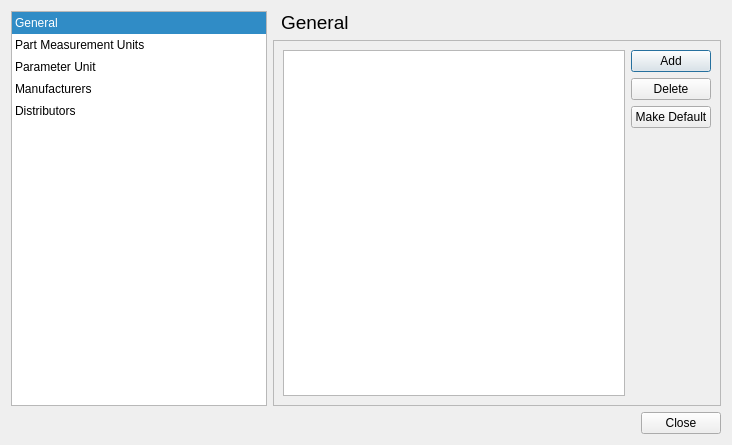
First picture: the form in src/optionsdialog.ui, repository jassuncao/myparts, before the edit.
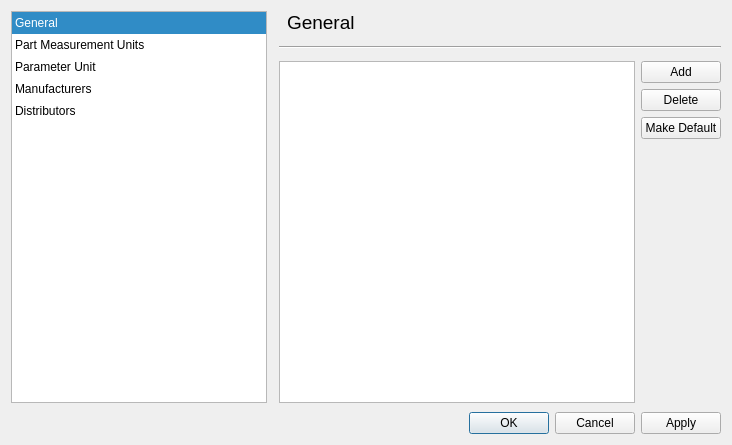
Second picture: the form after the edit. Icons and pictures are not drawn.

Commit message: * CustomTableModel can be used for tables without a association to a parent table. * Fix an issue in BooleanItemDelegate resulting in a incorrect witdh hint. BooleanItemDelegate prevents the editor from showing. * OptionsDialog can edit part units and parameter units * Adds a new item delegate class. Still incomplete.

What changed in the file:
```diff
--- a/src/optionsdialog.ui
+++ b/src/optionsdialog.ui
@@ -11,11 +11,17 @@
    </rect>
   </property>
   <property name="windowTitle">
-   <string>Dialog</string>
+   <string>Options</string>
   </property>
   <layout class="QVBoxLayout" name="verticalLayout_3">
+   <property name="spacing">
+    <number>9</number>
+   </property>
    <item>
     <layout class="QHBoxLayout" name="horizontalLayout_2">
+     <property name="spacing">
+      <number>12</number>
+     </property>
      <item>
       <widget class="QListWidget" name="pageSelectionWidget">
        <property name="sizePolicy">
@@ -119,6 +125,9 @@
            <bold>false</bold>
           </font>
          </property>
+         <property name="autoFillBackground">
+          <bool>false</bool>
+         </property>
          <property name="text">
           <string>General</string>
          </property>
@@ -127,19 +136,32 @@
          </property>
         </widget>
        </item>
+       <item>
+        <widget class="Line" name="line">
+         <property name="orientation">
+          <enum>Qt::Horizontal</enum>
+         </property>
+        </widget>
+       </item>
        <item>
         <widget class="QStackedWidget" name="stackedWidget">
-         <property name="frameShape">
-          <enum>QFrame::StyledPanel</enum>
-         </property>
-         <property name="frameShadow">
-          <enum>QFrame::Plain</enum>
-         </property>
          <property name="currentIndex">
           <number>1</number>
          </property>
          <widget class="QWidget" name="generalPage">
           <layout class="QVBoxLayout" name="verticalLayout_4">
+           <property name="leftMargin">
+            <number>0</number>
+           </property>
+           <property name="topMargin">
+            <number>0</number>
+           </property>
+           <property name="rightMargin">
+            <number>0</number>
+           </property>
+           <property name="bottomMargin">
+            <number>0</number>
+           </property>
            <item>
             <widget class="QGroupBox" name="groupBox">
              <property name="title">
@@ -210,6 +232,18 @@
          </widget>
          <widget class="QWidget" name="unitsPage">
           <layout class="QHBoxLayout" name="horizontalLayout">
+           <property name="leftMargin">
+            <number>0</number>
+           </property>
+           <property name="topMargin">
+            <number>0</number>
+           </property>
+           <property name="rightMargin">
+            <number>0</number>
+           </property>
+           <property name="bottomMargin">
+            <number>0</number>
+           </property>
            <item>
             <widget class="QTableView" name="unitsTableView">
              <property name="selectionMode">
@@ -218,6 +252,12 @@
              <property name="selectionBehavior">
               <enum>QAbstractItemView::SelectRows</enum>
              </property>
+             <attribute name="horizontalHeaderStretchLastSection">
+              <bool>false</bool>
+             </attribute>
+             <attribute name="verticalHeaderVisible">
+              <bool>false</bool>
+             </attribute>
             </widget>
            </item>
            <item>
@@ -237,7 +277,7 @@
               </widget>
              </item>
              <item>
-              <widget class="QPushButton" name="makeUnitDefault">
+              <widget class="QPushButton" name="makeUnitDefaultButton">
                <property name="text">
                 <string>Make Default</string>
                </property>
@@ -262,6 +302,18 @@
          </widget>
          <widget class="QWidget" name="paramUnitsPage">
           <layout class="QHBoxLayout" name="horizontalLayout_3">
+           <property name="leftMargin">
+            <number>0</number>
+           </property>
+           <property name="topMargin">
+            <number>0</number>
+           </property>
+           <property name="rightMargin">
+            <number>0</number>
+           </property>
+           <property name="bottomMargin">
+            <number>0</number>
+           </property>
            <item>
             <widget class="QTableView" name="paramUnitsTableView">
              <property name="selectionMode">
@@ -270,6 +322,9 @@
              <property name="selectionBehavior">
               <enum>QAbstractItemView::SelectRows</enum>
              </property>
+             <attribute name="verticalHeaderVisible">
+              <bool>false</bool>
+             </attribute>
             </widget>
            </item>
            <item>
@@ -317,7 +372,7 @@
       <enum>Qt::Horizontal</enum>
      </property>
      <property name="standardButtons">
-      <set>QDialogButtonBox::Close</set>
+      <set>QDialogButtonBox::Apply|QDialogButtonBox::Cancel|QDialogButtonBox::Ok</set>
      </property>
     </widget>
    </item>
```
The commit also changes 9 other files.
